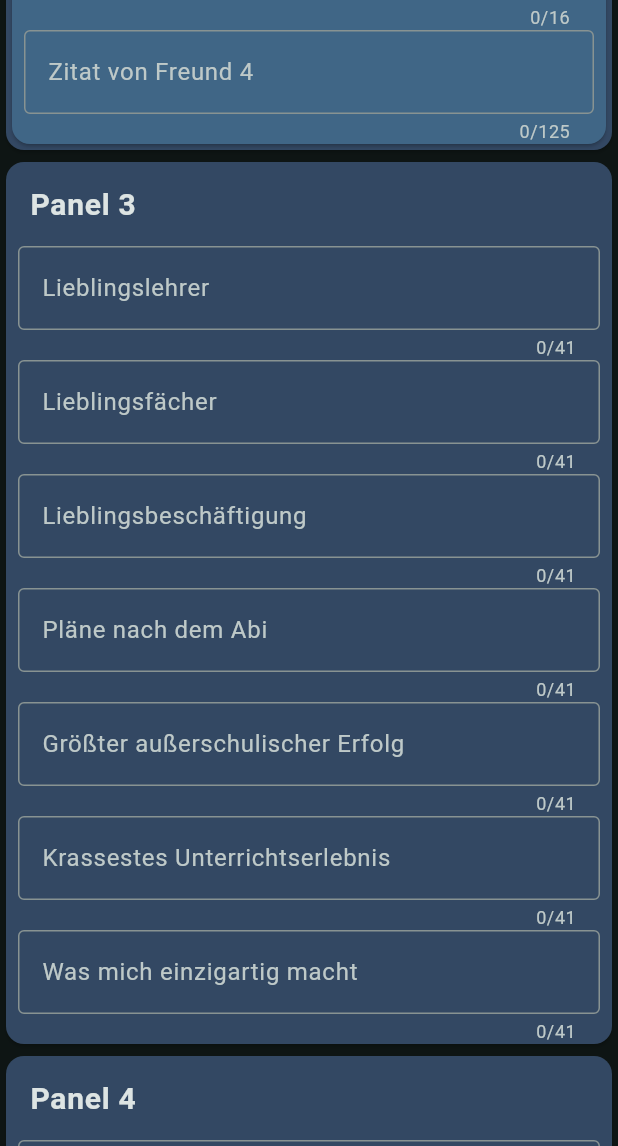
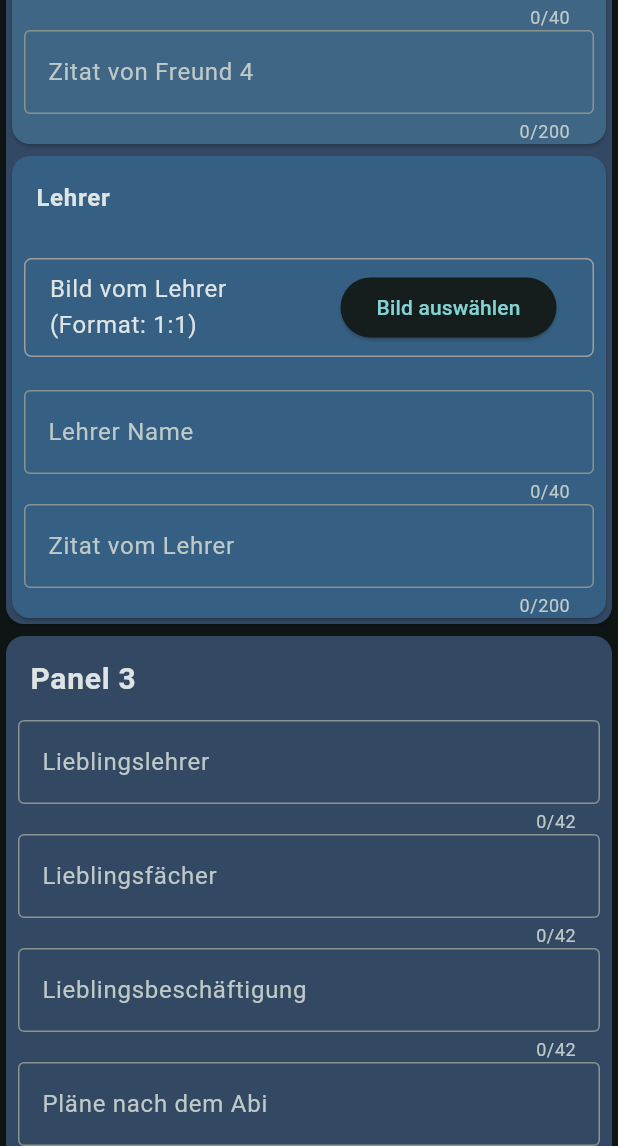
Before and after one commit to ApiInnovators/AbibuchFrontend, a Flutter app: the screen it shows after launch, scrolled down 1728 dp, on a phone screen of 412 x 824 dp, the part 90-1236 px from its top. Run offline on Flutter 3.47's test engine with Material 3 defaults, Android fonts, the phone set to English and light mode, and no system bars; our stand-ins replace dio; missing offline and left inert: dart:html, image_picker_web.

Commit message:
v2 update

```diff
--- a/lib/api/api.dart
+++ b/lib/api/api.dart
@@ -102,6 +102,9 @@ class PreviewModel {
   String? einzigartigkeit;
   String? textVonFreunden;
   String? babyBildBase64;
+  String? lehrerBildBase64;
+  String? lehrerName;
+  String? lehrerZitat;
 
   PreviewModel({
     this.name,
@@ -119,6 +122,9 @@ class PreviewModel {
     this.einzigartigkeit,
     this.textVonFreunden,
     this.babyBildBase64,
+    this.lehrerBildBase64,
+    this.lehrerName,
+    this.lehrerZitat,
   });
 
   factory PreviewModel.fromJson(Map<String, dynamic> json) {
@@ -141,6 +147,9 @@ class PreviewModel {
       einzigartigkeit: json['einzigartigkeit'],
       textVonFreunden: json['text_von_freunden'],
       babyBildBase64: json['baby_bild_base64'],
+      lehrerBildBase64: json['lehrer_bild_base64'],
+      lehrerName: json['lehrer_name'],
+      lehrerZitat: json['lehrer_zitat'],
     );
   }
 
@@ -160,5 +169,8 @@ class PreviewModel {
         'bild_base64': hauptBildBase64,
         'freunde_bilder_base64': freundeBilderBase64,
         'baby_bild_base64': babyBildBase64,
+        "lehrer_bild_base64": lehrerBildBase64,
+        "lehrer_name": lehrerName,
+        "lehrer_zitat": lehrerZitat,
       };
 }
--- a/lib/main.dart
+++ b/lib/main.dart
@@ -2,7 +2,7 @@ import 'package:flutter/material.dart';
 import 'package:hgv_abibuch/pages/edit.dart';
 import 'package:intl/intl.dart';
 
-final DateFormat dateFormat = DateFormat("dd.MM.yyyy");
+final DateFormat dateFormat = DateFormat("dd.MM.yy");
 
 Future<void> main() async {
   WidgetsFlutterBinding.ensureInitialized();
--- a/lib/pages/panel_inputs/generell.dart
+++ b/lib/pages/panel_inputs/generell.dart
@@ -9,7 +9,7 @@ class GenerellPanelWidget extends StatelessWidget {
   Input nameInput = Input(
     prompt: const Text("Dein Name"),
     hintText: "Max Mustermann",
-    maxLength: 24,
+    maxLength: 32,
   );
 
   GenerellPanelWidget({super.key});
@@ -18,8 +18,8 @@ class GenerellPanelWidget extends StatelessWidget {
   Widget build(BuildContext context) {
     birthdateInput ??= Input(
       prompt: const Text("Dein Geburtsdatum"),
-      hintText: "06.09.2006",
-      maxLength: 10,
+      hintText: "06.09.06",
+      maxLength: 8,
       suffix: IconButton(
           icon: const Icon(Icons.calendar_month),
           onPressed: () async {
--- a/lib/pages/panel_inputs/panel2.dart
+++ b/lib/pages/panel_inputs/panel2.dart
@@ -8,15 +8,30 @@ class Panel2Widget extends StatelessWidget {
 
   final List<String?> freundeBilderBase64 = [null, null, null, null];
   final imgInputs = List<ImageInput>.empty(growable: true);
+  String? lehrerBildBase64;
 
-  static const maxZitatLength = 125;
+  static const maxZitatLength = 200;
+  static const maxFriendNameLength = 40;
+
+  var lehrerNameInput = Input(
+    prompt: const Text("Lehrer Name"),
+    hintText: "Herr Andree",
+    maxLength: maxFriendNameLength,
+  );
+  var lehrerZitatInput = Input(
+    prompt: const Text("Zitat vom Lehrer"),
+    hintText: "Die Q11 ist so ein dummes Volk",
+    maxLength: maxZitatLength,
+  );
+
+  ImageInput? lehrerBildInput;
 
   Panel2Widget({super.key}) {
     inputs.addAll([
       Input(
         prompt: const Text("Name von Freund 1"),
         hintText: 'Max',
-        maxLength: 16,
+        maxLength: maxFriendNameLength,
       ),
       Input(
         prompt: const Text("Zitat von Freund 1"),
@@ -26,7 +41,7 @@ class Panel2Widget extends StatelessWidget {
       Input(
         prompt: const Text("Name von Freund 2"),
         hintText: 'Anna',
-        maxLength: 16,
+        maxLength: maxFriendNameLength,
       ),
       Input(
         prompt: const Text("Zitat von Freund 2"),
@@ -37,7 +52,7 @@ class Panel2Widget extends StatelessWidget {
       Input(
         prompt: const Text("Name von Freund 3"),
         hintText: 'Tom',
-        maxLength: 16,
+        maxLength: maxFriendNameLength,
       ),
       Input(
         prompt: const Text("Zitat von Freund 3"),
@@ -47,7 +62,7 @@ class Panel2Widget extends StatelessWidget {
       Input(
         prompt: const Text("Name von Freund 4"),
         hintText: 'Lisa',
-        maxLength: 16,
+        maxLength: maxFriendNameLength,
       ),
       Input(
         prompt: const Text("Zitat von Freund 4"),
@@ -66,6 +81,12 @@ class Panel2Widget extends StatelessWidget {
               freundeBilderBase64[i] = base64Img,
         ),
       ),
+    );
+    lehrerBildInput = ImageInput(
+      height: 100,
+      aspectRatio: 1 / 1,
+      prompt: "Bild vom Lehrer (Format: 1:1)",
+      base64ImageSelected: (base64Img) => lehrerBildBase64 = base64Img,
     );
   }
 
@@ -100,6 +121,23 @@ class Panel2Widget extends StatelessWidget {
               ),
             ),
           ],
+          Card(
+            color: const Color.fromARGB(255, 54, 96, 131),
+            child: Column(
+              children: [
+                const ListTile(
+                  title: Text(
+                    "Lehrer",
+                    style: TextStyle(fontWeight: FontWeight.bold),
+                  ),
+                ),
+                lehrerBildInput!,
+                const SizedBox(height: 10),
+                lehrerNameInput,
+                lehrerZitatInput,
+              ],
+            ),
+          ),
         ],
       ),
     );
@@ -120,9 +158,14 @@ class Panel2Widget extends StatelessWidget {
       freundeBilder.add(img);
     }
 
+    if (lehrerBildBase64 == null) return "Es Fehlt noch das Bild vom Lehrer";
+
     preview.freundeBilderBase64 = freundeBilder;
     preview.zitate = zitate;
     preview.freunde = freunde;
+    preview.lehrerName = lehrerNameInput.getInput();
+    preview.lehrerZitat = lehrerZitatInput.getInput();
+    preview.lehrerBildBase64 = lehrerBildBase64;
 
     return null;
   }
--- a/lib/pages/panel_inputs/panel3.dart
+++ b/lib/pages/panel_inputs/panel3.dart
@@ -6,7 +6,7 @@ import '../edit.dart';
 class Panel3Widget extends StatelessWidget {
   final inputs = List<Input>.empty(growable: true);
 
-  static const maxTextLength = 41;
+  static const maxTextLength = 42;
 
   Panel3Widget({super.key}) {
     inputs.addAll([
--- a/lib/pages/panel_inputs/panel4.dart
+++ b/lib/pages/panel_inputs/panel4.dart
@@ -12,7 +12,7 @@ class Panel4Widget extends StatelessWidget {
       prompt: const Text("Text von Freunden"),
       hintText:
           "Er/Sie ist manchmal ein wenig tollpatschig, aber genau das macht ihn/sie auf eine liebenswerte Weise einzigartig...",
-      maxLength: 36 * 28,
+      maxLength: 44 * 27,
     );
   }
 
```
